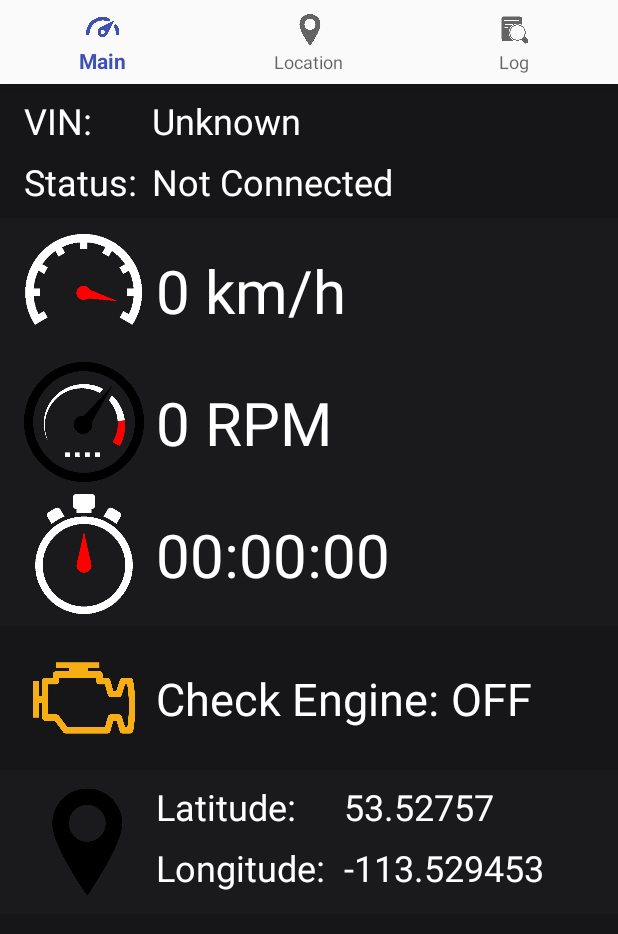
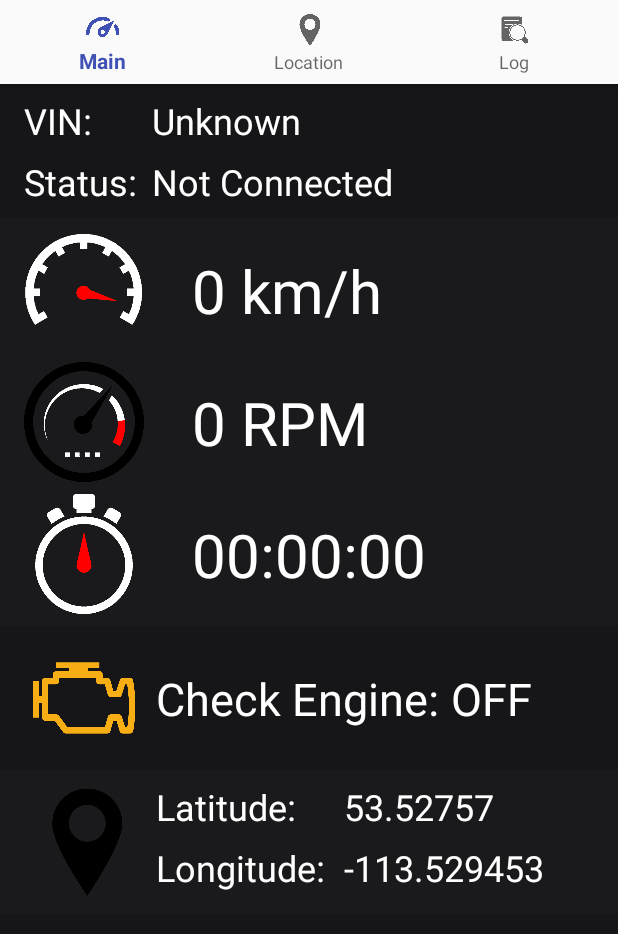
Before and after one commit to RileyMKDixon/SmartAVL, an Android app: the MainActivity screen opened directly, with no data from a screen before it, on a phone screen of 412 x 824 dp. Shown: the top 934 px of the screen. Run offline under Robolectric (Android 15) with nearby library versions, the phone set to English and light mode, and no system bars.

Commit message:
Adjusted Main speed, rpm, runtime position on screen

```diff
--- a/Android/SmartAVL/app/src/main/res/layout/activity_main.xml
+++ b/Android/SmartAVL/app/src/main/res/layout/activity_main.xml
@@ -109,7 +109,7 @@
             android:id="@+id/speed_textView"
             android:layout_width="wrap_content"
             android:layout_height="wrap_content"
-            android:layout_marginStart="8dp"
+            android:layout_marginStart="32dp"
             android:text="@string/speed"
             android:textColor="@android:color/white"
             android:textSize="40sp"
```
